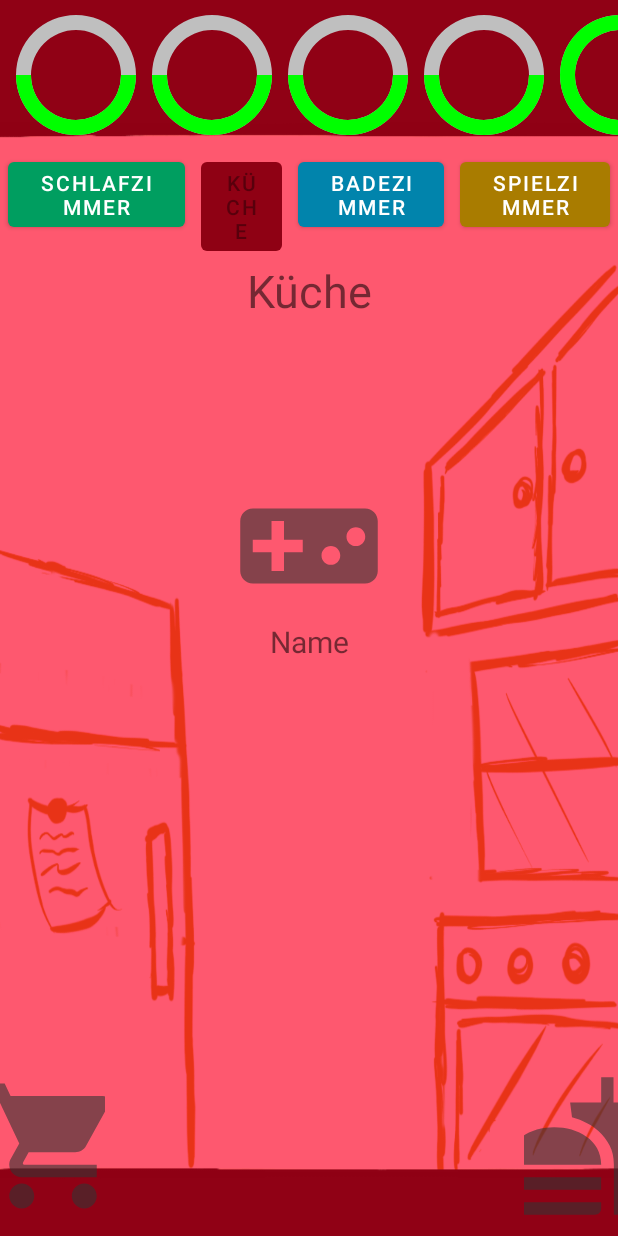
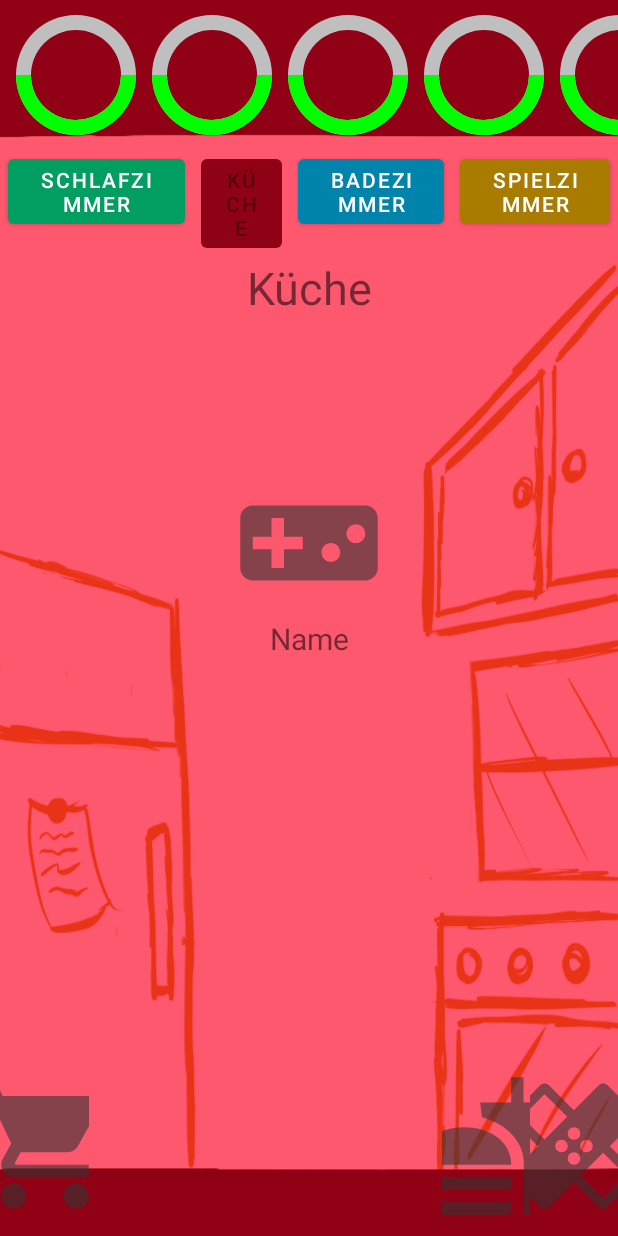
Before and after one commit to Puelro/Tamagochi, an Android app: the Game screen opened directly, with no data from a screen before it, after a tap on "KÜCHE", on a phone screen of 412 x 824 dp. Run offline under Robolectric (Android 15) with nearby library versions, the phone set to English and light mode, and no system bars.

Commit message:
Potion Button integriert

```diff
--- a/app/src/main/java/com/example/tamagochi/Game.java
+++ b/app/src/main/java/com/example/tamagochi/Game.java
@@ -20,6 +20,9 @@
 
     /**Number of food-supplies*/
     private int food;
+
+    /**Number of potion-supplies*/
+    private int potion;
 
     /**Counter and Interval to reduce Pet-values*/
     int counter = 0;
@@ -121,6 +124,7 @@
                 buttonKitchen.setEnabled(false);
                 makeAllInteractionButtonsInvisible();
                 buttonFood.setVisibility(View.VISIBLE);
+                buttonPotion.setVisibility(View.VISIBLE);
                 textViewRoom.setText("Küche");
                 root.setBackgroundResource(R.drawable.kitchen);
             }
@@ -155,12 +159,12 @@
             }
         });
 
-        buttonPotion = findViewById(R.id.btnPotion);
-        /*buttonPotion.setEnabled(false);
+       buttonPotion = findViewById(R.id.btnPotion);
+        /* buttonPotion.setEnabled(false);
         if(potion > 0){
             buttonPotion.setEnabled(true);
         }*/
-        buttonFood.setOnClickListener(new View.OnClickListener(){
+        buttonPotion.setOnClickListener(new View.OnClickListener(){
             @Override
             public void onClick(View v) {
                 if(myPet.getHealth() < 100) {
@@ -259,6 +263,7 @@
         buttonPlay.setVisibility(View.INVISIBLE);
         buttonPet.setVisibility(View.INVISIBLE);
         buttonWash.setVisibility(View.INVISIBLE);
+        buttonPotion.setVisibility(View.INVISIBLE);
     }
 
     /**
--- a/app/src/main/java/com/example/tamagochi/Pet.java
+++ b/app/src/main/java/com/example/tamagochi/Pet.java
@@ -44,7 +44,7 @@
         energy = 50;
         cleanliness = 50;
         happiness = 50;
-        health = 100;
+        health = 50;
         isAlive = _isAlive;
         awayTime = _awayTime;
     }
--- a/app/src/main/res/drawable-anydpi/potion.xml
+++ b/app/src/main/res/drawable-anydpi/potion.xml
@@ -1,11 +1,11 @@
 <vector xmlns:android="http://schemas.android.com/apk/res/android"
-    android:width="24dp"
-    android:height="24dp"
+    android:width="100dp"
+    android:height="100dp"
     android:viewportWidth="24"
     android:viewportHeight="24"
     android:tint="#333333"
     android:alpha="0.6">
   <path
       android:fillColor="@android:color/white"
-      android:pathData="M4.25,5.61C6.27,8.2 10,13 10,13v6c0,0.55 0.45,1 1,1h2c0.55,0 1,-0.45 1,-1v-6c0,0 3.72,-4.8 5.74,-7.39C20.25,4.95 19.78,4 18.95,4H5.04C4.21,4 3.74,4.95 4.25,5.61z"/>
+      android:pathData="M17.73,12.02l3.98,-3.98c0.39,-0.39 0.39,-1.02 0,-1.41l-4.34,-4.34c-0.39,-0.39 -1.02,-0.39 -1.41,0l-3.98,3.98L8,2.29C7.8,2.1 7.55,2 7.29,2c-0.25,0 -0.51,0.1 -0.7,0.29L2.25,6.63c-0.39,0.39 -0.39,1.02 0,1.41l3.98,3.98L2.25,16c-0.39,0.39 -0.39,1.02 0,1.41l4.34,4.34c0.39,0.39 1.02,0.39 1.41,0l3.98,-3.98 3.98,3.98c0.2,0.2 0.45,0.29 0.71,0.29 0.26,0 0.51,-0.1 0.71,-0.29l4.34,-4.34c0.39,-0.39 0.39,-1.02 0,-1.41l-3.99,-3.98zM12,9c0.55,0 1,0.45 1,1s-0.45,1 -1,1 -1,-0.45 -1,-1 0.45,-1 1,-1zM7.29,10.96L3.66,7.34l3.63,-3.63 3.62,3.62 -3.62,3.63zM10,13c-0.55,0 -1,-0.45 -1,-1s0.45,-1 1,-1 1,0.45 1,1 -0.45,1 -1,1zM12,15c-0.55,0 -1,-0.45 -1,-1s0.45,-1 1,-1 1,0.45 1,1 -0.45,1 -1,1zM14,11c0.55,0 1,0.45 1,1s-0.45,1 -1,1 -1,-0.45 -1,-1 0.45,-1 1,-1zM16.66,20.34l-3.63,-3.62 3.63,-3.63 3.62,3.62 -3.62,3.63z"/>
 </vector>
--- a/app/src/main/res/layout/activity_game.xml
+++ b/app/src/main/res/layout/activity_game.xml
@@ -116,7 +116,7 @@
         <LinearLayout
             android:layout_width="match_parent"
             android:layout_height="wrap_content"
-            android:layout_marginTop="12dp"
+            android:layout_marginTop="10dp"
             android:orientation="horizontal">
 
             <Button
@@ -263,7 +263,6 @@
                 android:layout_height="wrap_content"
                 android:layout_weight="1"
                 android:background="@null"
-                android:rotation="180"
                 android:src="@drawable/potion" />
 
         </LinearLayout>
```
Also changed, not shown: app/src/main/res/drawable-hdpi/potion.png, app/src/main/res/drawable-mdpi/potion.png, app/src/main/res/drawable-xhdpi/potion.png, app/src/main/res/drawable-xxhdpi/potion.png.
